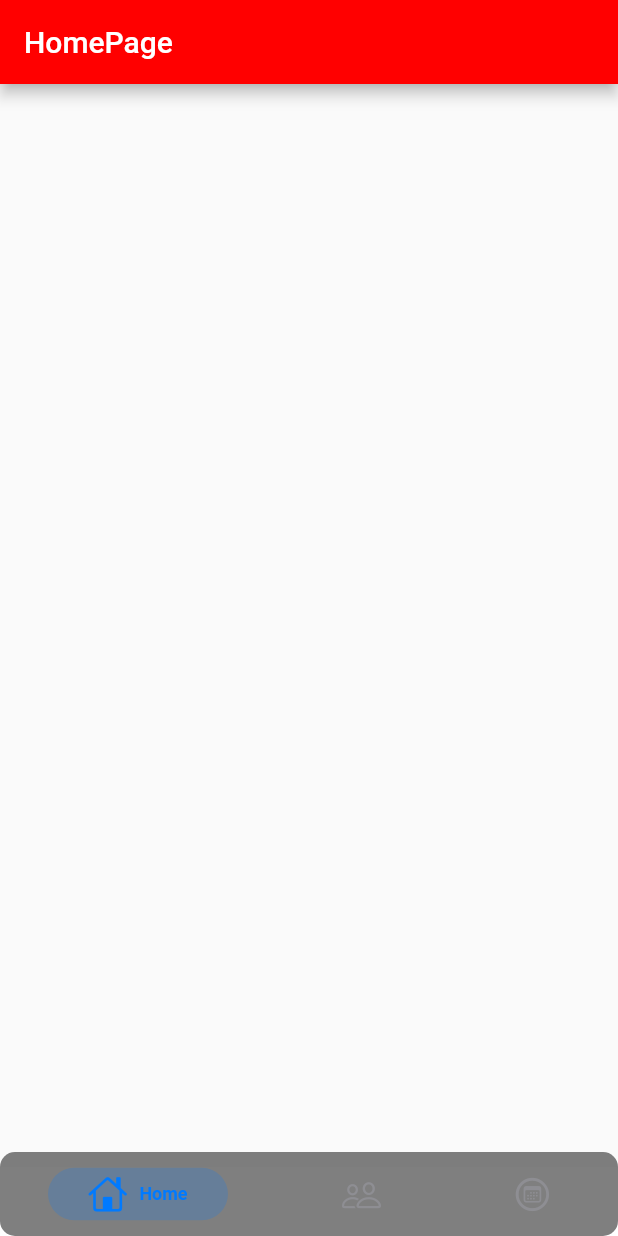
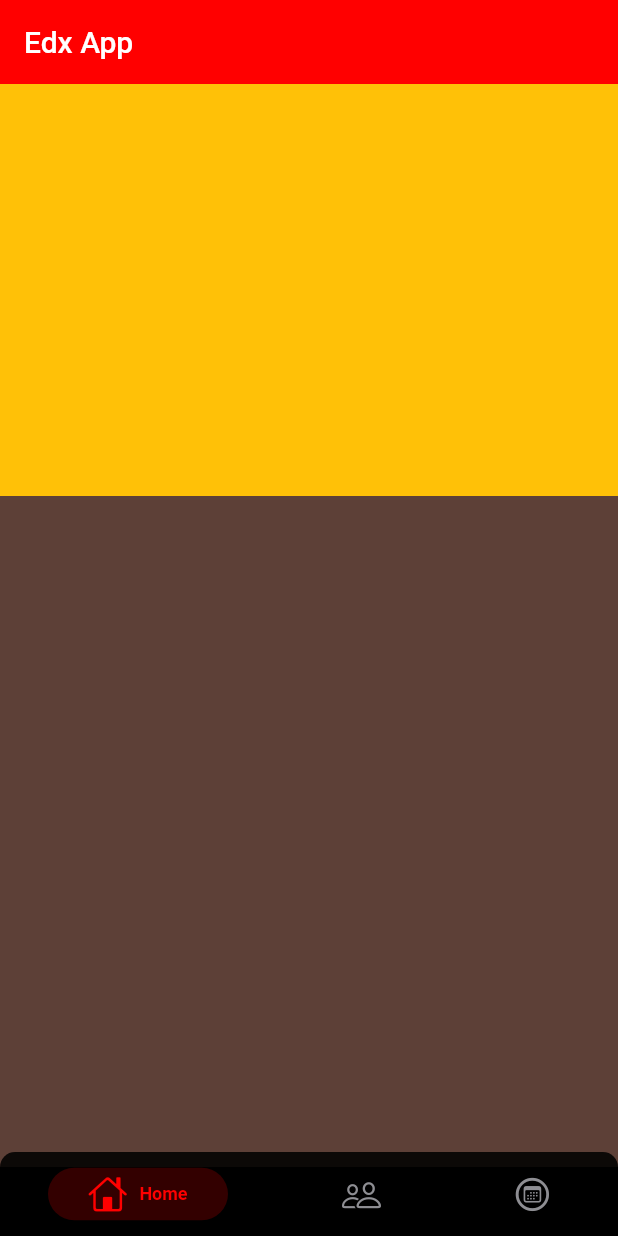
Before and after one commit to Rutik7010/tedx_app, a Flutter app: the TabView widget shown alone on an empty page, opened directly, on a phone screen of 412 x 824 dp. Run offline on Flutter 3.47's test engine with Material 2 defaults, Android fonts, the phone set to English and light mode, and no system bars; drawn by our look-alikes of persistent_bottom_nav_bar.

Commit message:
homepage colored layout basic

```diff
--- a/lib/screens/HomePage.dart
+++ b/lib/screens/HomePage.dart
@@ -1,4 +1,7 @@
+import 'dart:math';
+
 import 'package:flutter/material.dart';
+import 'package:tedx_app/constants.dart';
 
 class HomePage extends StatefulWidget {
   @override
@@ -8,9 +11,43 @@ class HomePage extends StatefulWidget {
 class _HomePageState extends State<HomePage> {
   @override
   Widget build(BuildContext context) {
-    return Scaffold(
-      appBar: AppBar(
-        title: Text("HomePage"),
+    return SafeArea(
+      child: Container(
+        color: kGrey,
+        child: CustomScrollView(
+          slivers: [
+            SliverAppBar(
+              title: Text("Edx App"),
+              floating: true,
+              pinned: false,
+            ),
+            SliverToBoxAdapter(
+              child: Container(
+                height: MediaQuery.of(context).size.height / 3,
+                child: PageView(
+                  children: [
+                    Container(
+                      color: Colors.amber,
+                    ),
+                    Container(
+                      color: Colors.green,
+                    )
+                  ],
+                ),
+              ),
+            ),
+            SliverList(
+                delegate: SliverChildBuilderDelegate(
+                    (BuildContext context, int index) {
+              return Container(
+                height: 200,
+                color:
+                    Colors.primaries[Random().nextInt(Colors.primaries.length)]
+                        [Random().nextInt(9) * 100],
+              );
+            }, childCount: 3))
+          ],
+        ),
       ),
     );
   }
--- a/lib/screens/TabView.dart
+++ b/lib/screens/TabView.dart
@@ -4,8 +4,6 @@ import 'package:persistent_bottom_nav_bar/persistent-tab-view.dart';
 import 'package:tedx_app/constants.dart';
 import 'package:tedx_app/screens/EventsPage.dart';
 import 'package:tedx_app/screens/HomePage.dart';
-import 'package:tedx_app/screens/LoginPage.dart';
-import 'package:tedx_app/screens/Signup.dart';
 import 'package:tedx_app/screens/SpeakersPage.dart';
 
 List<Widget> _buildScreens() {
@@ -17,13 +15,13 @@ List<PersistentBottomNavBarItem> _navBarsItems() {
     PersistentBottomNavBarItem(
       icon: Icon(CupertinoIcons.home),
       title: ("Home"),
-      activeColorPrimary: CupertinoColors.activeBlue,
+      activeColorPrimary: kRed,
       inactiveColorPrimary: CupertinoColors.systemGrey,
     ),
     PersistentBottomNavBarItem(
       icon: Icon(CupertinoIcons.person_2),
       title: ("Speakers"),
-      activeColorPrimary: CupertinoColors.activeBlue,
+      activeColorPrimary: kRed,
       inactiveColorPrimary: CupertinoColors.systemGrey,
     ),
     PersistentBottomNavBarItem(
@@ -31,7 +29,7 @@ List<PersistentBottomNavBarItem> _navBarsItems() {
         CupertinoIcons.calendar_circle,
       ),
       title: ("Settings"),
-      activeColorPrimary: CupertinoColors.activeBlue,
+      activeColorPrimary: kRed,
       inactiveColorPrimary: CupertinoColors.systemGrey,
     )
   ];
@@ -49,7 +47,7 @@ class TabView extends StatelessWidget {
       screens: _buildScreens(),
       items: _navBarsItems(),
       confineInSafeArea: true,
-      backgroundColor: kGrey.withOpacity(0.5), // Default is Colors.white.
+      backgroundColor: kGrey, // Default is Colors.white.
       handleAndroidBackButtonPress: true, // Default is true.
       resizeToAvoidBottomInset:
           true, // This needs to be true if you want to move up the screen when keyboard appears. Default is true.
@@ -58,7 +56,6 @@ class TabView extends StatelessWidget {
           true, // Recommended to set 'resizeToAvoidBottomInset' as true while using this argument. Default is true.
       decoration: NavBarDecoration(
         borderRadius: BorderRadius.circular(10.0),
-        colorBehindNavBar: Colors.white,
       ),
       popAllScreensOnTapOfSelectedTab: true,
       popActionScreens: PopActionScreensType.all,
```
Also changed, not shown: lib/models/Event.dart (+85 -2 lines), lib/models/Speaker.dart (+7 -0 lines).
